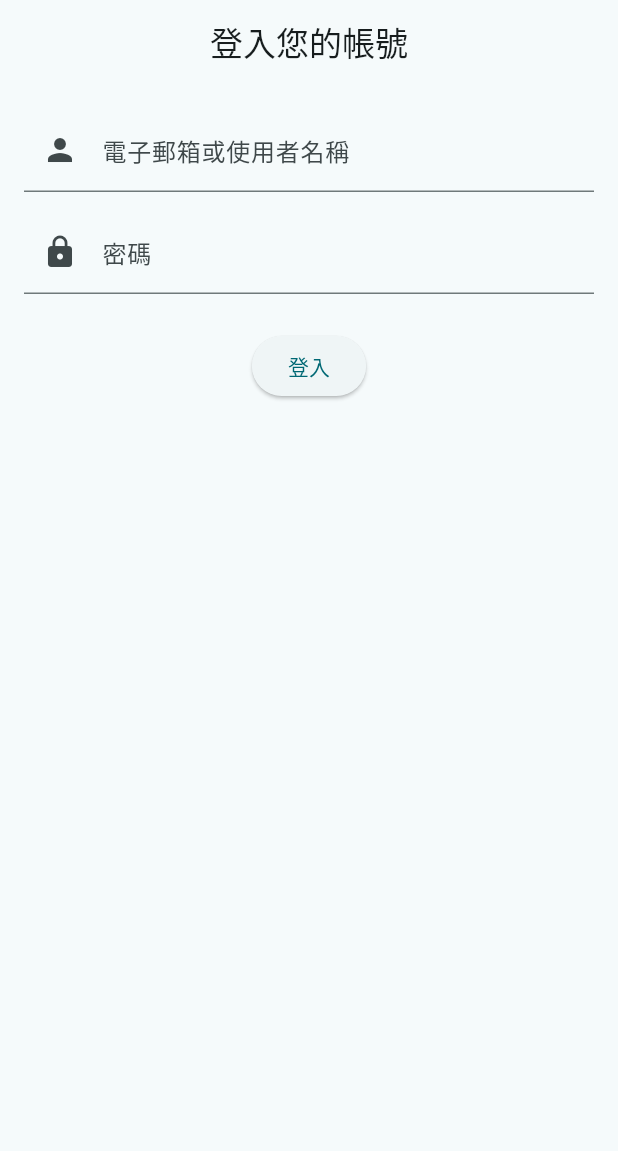
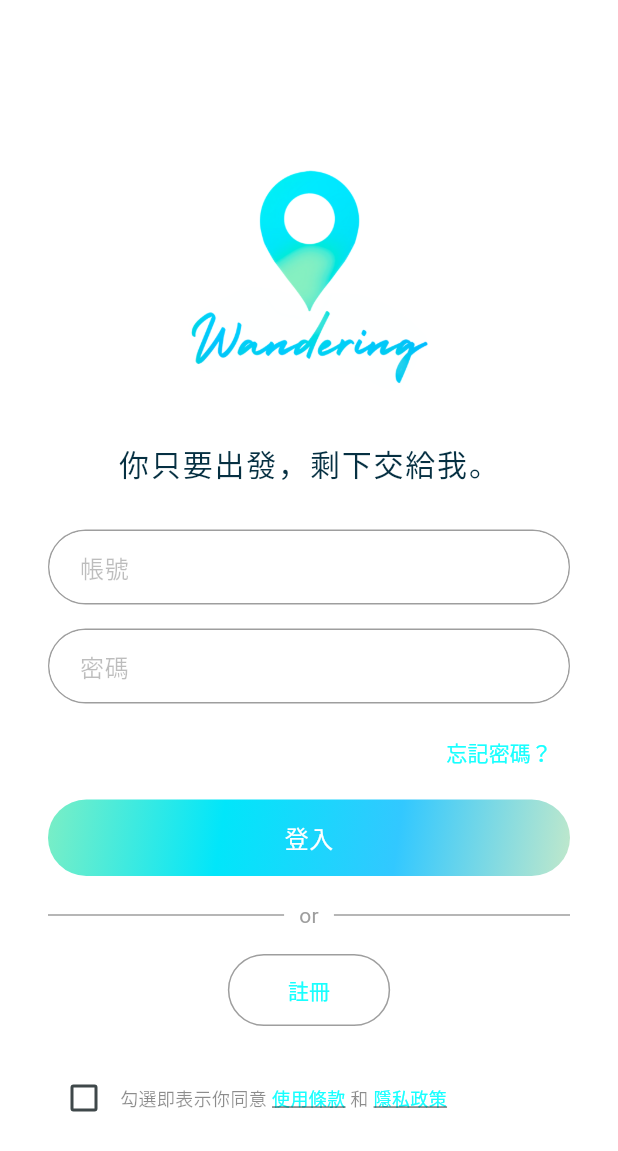
Before and after one commit to ja-errorpro/Wandering, a Flutter app: the screen it shows after launch, after a tap on "一鍵生成屬於你的旅程", on a phone screen of 412 x 824 dp. Shown: the top 1151 px of the screen. Run offline on Flutter 3.47's test engine with Material 3 defaults, Android fonts, the phone set to English and light mode, and no system bars; our stand-ins replace cloud_firestore, firebase_auth, firebase_core, flutter_animate, google_fonts, permission_handler and 2 more; accounts and stored records are empty; Roboto replaces fonts that are missing (ChenYuluoyan).

Commit message:
login page

```diff
--- a/lib/page/all_page.dart
+++ b/lib/page/all_page.dart
@@ -1,7 +1,8 @@
 export './../local_environment.dart';
 export 'preference_selection_page.dart'; // 偏好設定
 export 'welcome_page.dart'; // 歡迎介面
-export 'register_page.dart';
+export 'register_page.dart'; // 註冊介面
+export 'login_page.dart'; // 登入介面
 export 'guiding_page.dart';
 export 'LocationStyleSelection_page.dart';
 export 'TravelStyleSelection_page.dart';
--- /dev/null
+++ b/lib/page/login_page.dart
@@ -0,0 +1,251 @@
+import 'package:flutter/material.dart';
+import 'package:google_fonts/google_fonts.dart';
+import 'package:provider/provider.dart';
+import 'package:Wandering/auth.dart';
+import 'preference_selection_page.dart';
+import 'package:flutter/gestures.dart'; // 用於處理文字點擊事件
+import 'all_page.dart'; // 匯入所有頁面
+
+
+
+class Login extends StatefulWidget {
+  const Login({super.key});
+
+  @override
+  State<Login> createState() => _LoginState();
+}
+
+class _LoginState extends State<Login> {
+  final TextEditingController userEmailController = TextEditingController();
+  final TextEditingController passwordController = TextEditingController();
+  bool agreeTerms = false;
+
+  @override
+  Widget build(BuildContext context) {
+    return Scaffold(
+      backgroundColor: Color.fromARGB(255, 255, 255, 255),
+      body: SafeArea(
+        child: Center(
+          child: SingleChildScrollView(
+            padding: const EdgeInsets.symmetric(horizontal: 32),
+            child: Column(
+              children: [
+                const SizedBox(height: 40),
+                // Logo 圖示
+                Image.asset('assets/images/wandering_5.PNG', height: 200, width: 200), // 你可替換為設計圖中的圖片
+                const SizedBox(height: 10),
+                const Text(
+                  '你只要出發，剩下交給我。',
+                  style: TextStyle(
+                    fontFamily: 'ChenYuluoyan', // 使用自定義字體
+                    color: Color.fromARGB(255, 6, 48, 66),
+                    fontSize: 20,
+                    fontWeight: FontWeight.w300,
+                    letterSpacing: 1.2,
+                  ),
+                ),
+                const SizedBox(height: 30),
+
+                // 帳號欄位
+                Container(
+                  decoration: BoxDecoration(
+                    border: Border.all(color: Colors.grey), // 灰色邊框
+                    borderRadius: BorderRadius.circular(100), // 圓角
+                  ),
+                  child: _roundedInputField(controller: userEmailController, hint: '帳號', obscure: false),
+                ),
+                const SizedBox(height: 16),
+
+                Container(
+                  decoration: BoxDecoration(
+                    border: Border.all(color: Colors.grey), // 灰色邊框
+                    borderRadius: BorderRadius.circular(100), // 圓角
+                  ),
+                  child: _roundedInputField(controller: passwordController, hint: '密碼', obscure: true),
+                ),
+                const SizedBox(height: 8),
+
+                // 忘記密碼
+                Align(
+                  alignment: Alignment.centerRight,
+                  child: TextButton(
+                    onPressed: () {
+                      // TODO: 忘記密碼邏輯
+                    },
+                    child: const Text(
+                      '忘記密碼？',
+                      style: TextStyle(color: Colors.cyanAccent),
+                    ),
+                  ),
+                ),
+                const SizedBox(height: 8),
+
+                // 登入按鈕（漸層）
+                GestureDetector(
+                  onTap: () {
+                    if (agreeTerms) {
+                      Provider.of<AuthModel>(context, listen: false)
+                          .login(userEmailController.text, passwordController.text);
+                    } else {
+                      ScaffoldMessenger.of(context).showSnackBar(
+                        const SnackBar(content: Text('請先同意使用條款與隱私政策')),
+                      );
+                    }
+                  },
+                  child: Container(
+                    width: double.infinity,
+                    padding: const EdgeInsets.symmetric(vertical: 14),
+                    decoration: BoxDecoration(
+                      borderRadius: BorderRadius.circular(30),
+                      gradient: const LinearGradient(
+                        colors: [
+                          Color(0xFF7beec5), // 薄荷綠
+                          Color(0xFF01e6fa), // 亮藍
+                          Color(0xFF32c8ff), // 天藍
+                          Color(0xFFc0e8cb), // 淡綠
+                        ],
+                        begin: Alignment.topLeft,
+                        end: Alignment.bottomRight,
+                      ),
+                    ),
+                    child: const Center(
+                      child: Text(
+                        '登入',
+                        style: TextStyle(color: Colors.white, fontSize: 16),
+                      ),
+                    ),
+                  ),
+                ),
+                const SizedBox(height: 16),
+                Row(
+                  children: [
+                    const Expanded(
+                      child: Divider(
+                        color: Colors.grey,
+                        thickness: 1,
+                        endIndent: 10,
+                      ),
+                    ),
+                    const Text(
+                      'or',
+                      style: TextStyle(color: Colors.grey, fontSize: 14),
+                    ),
+                    const Expanded(
+                      child: Divider(
+                        color: Colors.grey,
+                        thickness: 1,
+                        indent: 10,
+                      ),
+                    ),
+                  ],
+                ),
+                const SizedBox(height: 16),
+
+                // 註冊按鈕（白色圓角）
+                OutlinedButton(
+                  onPressed: () {
+                    // TODO: 前往註冊頁
+                  },
+                  style: OutlinedButton.styleFrom(
+                    side: const BorderSide(color: Colors.grey),
+                    shape: RoundedRectangleBorder(borderRadius: BorderRadius.circular(30)),
+                    padding: const EdgeInsets.symmetric(vertical: 14, horizontal: 40),
+                  ),
+                  child: const Text(
+                    '註冊',
+                    style: TextStyle(color: Colors.cyanAccent),
+                  ),
+                ),
+                const SizedBox(height: 24),
+
+                // 條款 Checkbox
+                Row(
+                  children: [
+                    Checkbox(
+                      value: agreeTerms,
+                      onChanged: (value) {
+                        setState(() {
+                          agreeTerms = value ?? false;
+                        });
+                      },
+                      activeColor: Colors.cyanAccent,
+                    ),
+                    Flexible(
+                      child: Padding(
+                        padding: const EdgeInsets.only(right: 8.0), // 或左右 padding
+                        child: Text.rich(
+                          TextSpan(
+                            style: const TextStyle(fontSize: 12, color: Colors.black45),
+                            children: [
+                              const TextSpan(text: '勾選即表示你同意 '),
+                              TextSpan(
+                                text: '使用條款',
+                                style: const TextStyle(color: Colors.cyanAccent, decoration: TextDecoration.underline),
+                                recognizer: TapGestureRecognizer()
+                                  ..onTap = () {
+                                    _showPolicyDialog(context, '使用條款');
+                                  },
+                              ),
+                              const TextSpan(text: ' 和 '),
+                              TextSpan(
+                                text: '隱私政策',
+                                style: const TextStyle(color: Colors.cyanAccent, decoration: TextDecoration.underline),
+                                recognizer: TapGestureRecognizer()
+                                  ..onTap = () {
+                                    _showPolicyDialog(context, '隱私政策');
+                                  },
+                              ),
+                            ],
+                          ),
+                        ),
+                      ),
+                    ),
+                  ],
+                ),
+                const SizedBox(height: 24),
+              ],
+            ),
+          ),
+        ),
+      ),
+    );
+  }
+  void _showPolicyDialog(BuildContext context, String title) {
+    showDialog(
+      context: context,
+      builder: (context) => AlertDialog(
+        title: Text(title),
+        content: const Text('暫時還沒想好 :)'),
+        actions: [
+          TextButton(
+            child: const Text('關閉'),
+            onPressed: () => Navigator.of(context).pop(),
+          ),
+        ],
+      ),
+    );
+  }
+
+  Widget _roundedInputField({
+    required TextEditingController controller, // 控制輸入文字的控制器
+    required String hint,
+    required bool obscure, // 是否隱藏輸入內容（如密碼）
+  }) {
+    return Container(
+      decoration: BoxDecoration(
+        color: Colors.white,
+        borderRadius: BorderRadius.circular(32),
+      ),
+      child: TextField(
+        controller: controller,
+        obscureText: obscure,
+        decoration: InputDecoration(
+          contentPadding: const EdgeInsets.symmetric(horizontal: 20),
+          border: InputBorder.none,
+          hintText: hint,
+          hintStyle: const TextStyle(color: Colors.black26, fontSize: 16),
+        ),
+      ),
+    );
+  }
+}
--- a/lib/page/register_page.dart
+++ b/lib/page/register_page.dart
@@ -2,7 +2,7 @@ import 'package:flutter/material.dart';
 import 'package:google_fonts/google_fonts.dart';
 import 'package:provider/provider.dart';
 import 'package:Wandering/auth.dart';
-import 'preference_selection_page.dart';
+import 'all_page.dart'; // 匯入所有頁面
 
 class Register extends StatelessWidget {
   // TODO: Add TextEditingControllers for input fields
@@ -25,7 +25,7 @@ class Register extends StatelessWidget {
         child: Column(
           children: <Widget>[
             TextField(
-              // autofocus: true, // 可能會影響使用者體驗，建議移除
+              // autofocus: true, // 光標（在桌面設備上）會自動出現在該輸入框中。可能會影響使用者體驗，建議移除
               decoration: InputDecoration(
                 labelText: "使用者名稱",
                 hintText: "Yiji",
@@ -36,9 +36,9 @@ class Register extends StatelessWidget {
             ),
             const SizedBox(height: 12), // 增加 TextField 之間的間距
             TextField(
-              // autofocus: true, // 建議移除
+              // autofocus: true, // 光標（在桌面設備上）會自動出現在該輸入框中。
               decoration: InputDecoration(
-                labelText: "電子郵箱", // 更貼切的標籤
+                labelText: "電子郵箱",
                 hintText: "Yiji@example.com",
                 prefixIcon: Icon(Icons.mail),
               ),
@@ -49,7 +49,7 @@ class Register extends StatelessWidget {
             TextField(
               decoration: InputDecoration(
                 labelText: "密碼",
-                hintText: "請輸入密碼", // 更貼切的提示
+                hintText: "請輸入密碼",
                 prefixIcon: Icon(Icons.lock),
               ),
               obscureText: true,
@@ -57,15 +57,22 @@ class Register extends StatelessWidget {
               // TODO: Assign a TextEditingController
             ),
             const SizedBox(height: 24), // 按鈕上方的間距
+
             ElevatedButton(
               onPressed: () {
                 // TODO: Implement actual registration logic using the input from TextField controllers
                 print('執行註冊...'); // 暫時印出訊息
+                // 導向註冊頁面
+                Navigator.push(
+                  context,
+                  MaterialPageRoute(builder: (context) => Register()),
+                );
+
                 // 註冊成功後可能導航到其他頁面或顯示訊息
-                Provider.of<AuthModel>(
-                  context,
-                  listen: false,
-                ).register(context, userNameController.text, userEmailController.text, passwordController.text);
+                // Provider.of<AuthModel>(
+                //   context,
+                //   listen: false,
+                // ).register(context, userNameController.text, userEmailController.text, passwordController.text);
                 // 導向到登入頁面
 
 
@@ -78,63 +85,3 @@ class Register extends StatelessWidget {
     );
   }
 }
-
-class Login extends StatelessWidget {
-  // TODO: Add TextEditingControllers for input fields
-  // TODO: Implement login logic
-
-  @override
-  Widget build(BuildContext context) {
-    final TextEditingController userEmailController = TextEditingController();
-    final TextEditingController passwordController = TextEditingController();
-
-    return Scaffold(
-      appBar: AppBar(
-        title: const Text('登入您的帳號'),
-        centerTitle: true, // 新增這行來居中標題
-      ),
-      body: Padding(
-        // 添加 Padding 使內容不貼邊
-        padding: const EdgeInsets.all(16.0),
-        child: Column(
-          children: <Widget>[
-            TextField(
-              // autofocus: true, // 建議移除
-              decoration: InputDecoration(
-                labelText: "電子郵箱或使用者名稱", // 更貼切的標籤
-                hintText: "使用者名稱或郵箱",
-                prefixIcon: Icon(Icons.person),
-              ),
-              controller: userEmailController,
-              // TODO: Assign a TextEditingController
-            ),
-            const SizedBox(height: 12), // 增加 TextField 之間的間距
-            TextField(
-              decoration: InputDecoration(
-                labelText: "密碼",
-                hintText: "您的登入密碼",
-                prefixIcon: Icon(Icons.lock),
-              ),
-              obscureText: true,
-              controller: passwordController,
-              // TODO: Assign a TextEditingController
-            ),
-            const SizedBox(height: 24), // 按鈕上方的間距
-            ElevatedButton(
-              onPressed: () {
-                // TODO: Implement actual login logic using the input from TextField controllers
-                print('執行登入...'); // 暫時印出訊息
-                // 登入成功後可能導航到其他頁面或顯示訊息
-                Provider.of<AuthModel>(
-                  context,
-                  listen: false,
-                ).login(userEmailController.text, passwordController.text);
-              },
-              child: const Text('登入'),
-            ),
-          ],
-        ),
-      ),
-    );
-  }
-}
```
